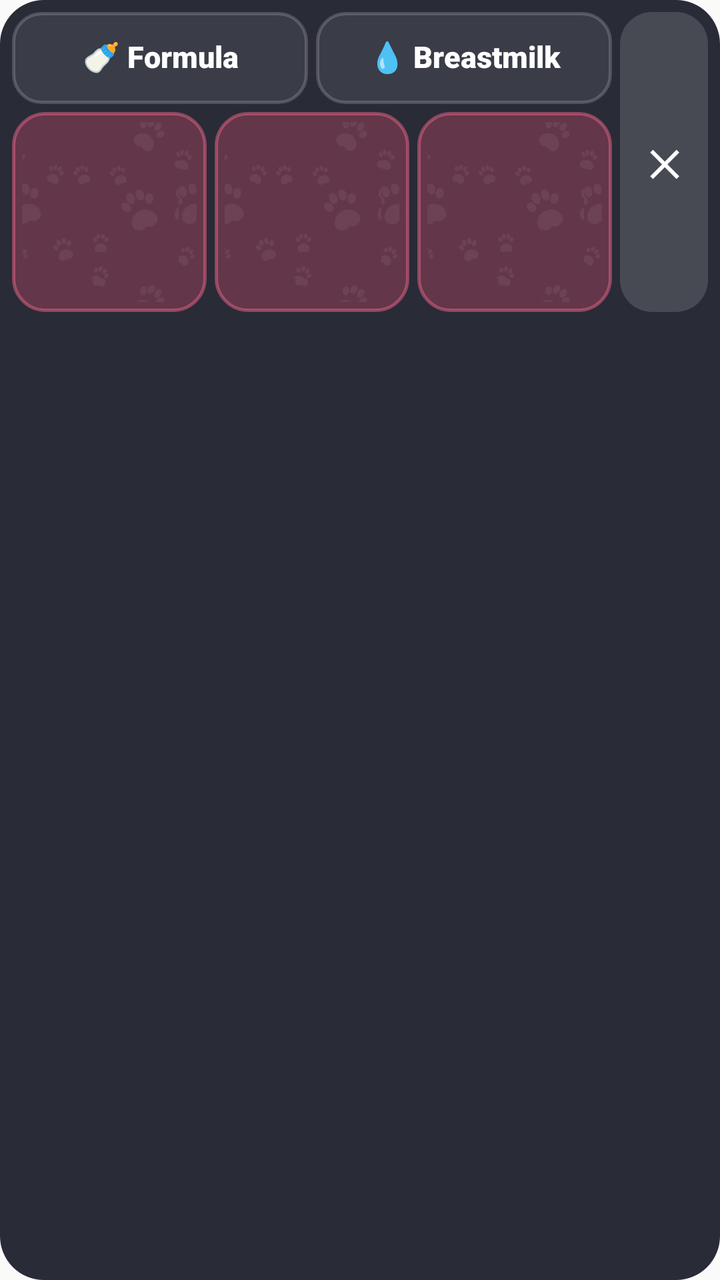
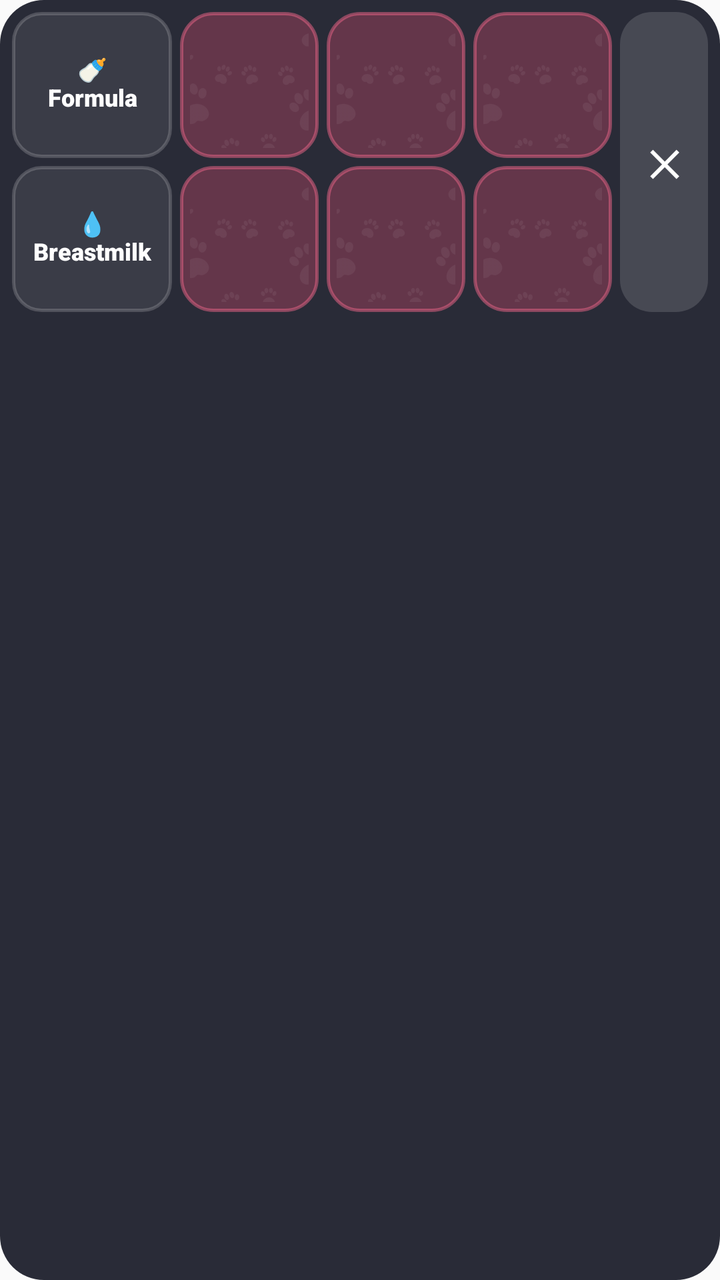

Before-and-after screenshots of an Android layout around one commit, followed by the original layout XML and the change that was made.
<!-- AndroidManifest.xml: application theme AppTheme -->
<!-- res/layout/live_pick_feed.xml -->
<?xml version="1.0" encoding="utf-8"?>
<LinearLayout xmlns:android="http://schemas.android.com/apk/res/android" android:layout_width="match_parent" android:layout_height="wrap_content" android:orientation="vertical" android:background="@drawable/live_card" android:padding="6dp"><LinearLayout android:layout_width="match_parent" android:layout_height="150dp" android:orientation="horizontal"><LinearLayout android:layout_width="0dp" android:layout_weight="1" android:layout_height="match_parent" android:orientation="vertical"><LinearLayout android:layout_width="match_parent" android:layout_height="46dp" android:orientation="horizontal"><TextView android:id="@+id/tab_fo" android:layout_width="0dp" android:layout_weight="1" android:layout_height="match_parent" android:gravity="center" android:background="@drawable/tab_off" android:text="🍼 Formula" android:textSize="15sp" android:textColor="#FFFFFFFF" android:fontFamily="sans-serif-black" android:includeFontPadding="false" android:maxLines="1"/><FrameLayout android:layout_width="4dp" android:layout_height="4dp"/><TextView android:id="@+id/tab_bm" android:layout_width="0dp" android:layout_weight="1" android:layout_height="match_parent" android:gravity="center" android:background="@drawable/tab_off" android:text="💧 Breastmilk" android:textSize="15sp" android:textColor="#FFFFFFFF" android:fontFamily="sans-serif-black" android:includeFontPadding="false" android:maxLines="1"/></LinearLayout><FrameLayout android:layout_width="4dp" android:layout_height="4dp"/><LinearLayout android:layout_width="match_parent" android:layout_height="0dp" android:layout_weight="1" android:orientation="horizontal"><TextView android:id="@+id/fa0" android:layout_width="0dp" android:layout_weight="1" android:layout_height="match_parent" android:gravity="center" android:background="@drawable/tile_feed" android:textSize="17sp" android:maxLines="2" android:textColor="#FFFFFFFF" android:fontFamily="sans-serif-black" android:includeFontPadding="false"/><FrameLayout android:layout_width="4dp" android:layout_height="4dp"/><TextView android:id="@+id/fa1" android:layout_width="0dp" android:layout_weight="1" android:layout_height="match_parent" android:gravity="center" android:background="@drawable/tile_feed" android:textSize="17sp" android:maxLines="2" android:textColor="#FFFFFFFF" android:fontFamily="sans-serif-black" android:includeFontPadding="false"/><FrameLayout android:layout_width="4dp" android:layout_height="4dp"/><TextView android:id="@+id/fa2" android:layout_width="0dp" android:layout_weight="1" android:layout_height="match_parent" android:gravity="center" android:background="@drawable/tile_feed" android:textSize="17sp" android:maxLines="2" android:textColor="#FFFFFFFF" android:fontFamily="sans-serif-black" android:includeFontPadding="false"/></LinearLayout></LinearLayout><TextView android:id="@+id/close" android:layout_width="44dp" android:layout_height="match_parent" android:layout_marginLeft="4dp" android:gravity="center" android:background="@drawable/close_bg" android:text="✕" android:textSize="18sp" android:textColor="#FFFFFFFF" android:fontFamily="sans-serif-black" android:includeFontPadding="false" android:maxLines="1"/></LinearLayout></LinearLayout>
<!-- resources referenced by this layout -->
<resources>
  <!-- drawable close_bg (drawable) -->
  <?xml version="1.0" encoding="utf-8"?>
  <shape xmlns:android="http://schemas.android.com/apk/res/android" android:shape="rectangle"><solid android:color="#24FFFFFF"/><corners android:radius="16dp"/></shape>
  <!-- drawable live_card (drawable) -->
  <?xml version="1.0" encoding="utf-8"?>
  <shape xmlns:android="http://schemas.android.com/apk/res/android" android:shape="rectangle"><solid android:color="#EB171A26"/><corners android:radius="22dp"/></shape>
  <!-- drawable tab_off (drawable) -->
  <?xml version="1.0" encoding="utf-8"?>
  <shape xmlns:android="http://schemas.android.com/apk/res/android" android:shape="rectangle"><solid android:color="#14FFFFFF"/><stroke android:width="1.5dp" android:color="#2EFFFFFF"/><corners android:radius="14dp"/></shape>
  <!-- drawable tile_feed (drawable) -->
  <?xml version="1.0" encoding="utf-8"?>
  <layer-list xmlns:android="http://schemas.android.com/apk/res/android"><item><shape android:shape="rectangle"><solid android:color="#64364A"/><stroke android:width="1.5dp" android:color="#73FF6B91"/><corners android:radius="16dp"/></shape></item><item android:top="5dp" android:bottom="5dp" android:left="5dp" android:right="5dp"><bitmap android:src="@drawable/paws" android:tileMode="repeat" android:alpha="0.06"/></item></layer-list>
  <style name="AppTheme" parent="Theme.AppCompat.Light.DarkActionBar">
          
          <item name="colorPrimary">@color/colorPrimary</item>
          <item name="colorPrimaryDark">@color/colorPrimaryDark</item>
          <item name="colorAccent">@color/colorAccent</item>
      </style>
  <!-- drawable paws: png bitmap (drawable-nodpi, 13781 bytes) -->
</resources>

<!-- the commit's change to res/layout/live_pick_feed.xml (unified diff, before → after) -->
@@ -1,2 +1,2 @@
 <?xml version="1.0" encoding="utf-8"?>
-<LinearLayout xmlns:android="http://schemas.android.com/apk/res/android" android:layout_width="match_parent" android:layout_height="wrap_content" android:orientation="vertical" android:background="@drawable/live_card" android:padding="6dp"><LinearLayout android:layout_width="match_parent" android:layout_height="150dp" android:orientation="horizontal"><LinearLayout android:layout_width="0dp" android:layout_weight="1" android:layout_height="match_parent" android:orientation="vertical"><LinearLayout android:layout_width="match_parent" android:layout_height="46dp" android:orientation="horizontal"><TextView android:id="@+id/tab_fo" android:layout_width="0dp" android:layout_weight="1" android:layout_height="match_parent" android:gravity="center" android:background="@drawable/tab_off" android:text="🍼 Formula" android:textSize="15sp" android:textColor="#FFFFFFFF" android:fontFamily="sans-serif-black" android:includeFontPadding="false" android:maxLines="1"/><FrameLayout android:layout_width="4dp" android:layout_height="4dp"/><TextView android:id="@+id/tab_bm" android:layout_width="0dp" android:layout_weight="1" android:layout_height="match_parent" android:gravity="center" android:background="@drawable/tab_off" android:text="💧 Breastmilk" android:textSize="15sp" android:textColor="#FFFFFFFF" android:fontFamily="sans-serif-black" android:includeFontPadding="false" android:maxLines="1"/></LinearLayout><FrameLayout android:layout_width="4dp" android:layout_height="4dp"/><LinearLayout android:layout_width="match_parent" android:layout_height="0dp" android:layout_weight="1" android:orientation="horizontal"><TextView android:id="@+id/fa0" android:layout_width="0dp" android:layout_weight="1" android:layout_height="match_parent" android:gravity="center" android:background="@drawable/tile_feed" android:textSize="17sp" android:maxLines="2" android:textColor="#FFFFFFFF" android:fontFamily="sans-serif-black" android:includeFontPadding="false"/><FrameLayout android:layout_width="4dp" android:layout_height="4dp"/><TextView android:id="@+id/fa1" android:layout_width="0dp" android:layout_weight="1" android:layout_height="match_parent" android:gravity="center" android:background="@drawable/tile_feed" android:textSize="17sp" android:maxLines="2" android:textColor="#FFFFFFFF" android:fontFamily="sans-serif-black" android:includeFontPadding="false"/><FrameLayout android:layout_width="4dp" android:layout_height="4dp"/><TextView android:id="@+id/fa2" android:layout_width="0dp" android:layout_weight="1" android:layout_height="match_parent" android:gravity="center" android:background="@drawable/tile_feed" android:textSize="17sp" android:maxLines="2" android:textColor="#FFFFFFFF" android:fontFamily="sans-serif-black" android:includeFontPadding="false"/></LinearLayout></LinearLayout><TextView android:id="@+id/close" android:layout_width="44dp" android:layout_height="match_parent" android:layout_marginLeft="4dp" android:gravity="center" android:background="@drawable/close_bg" android:text="✕" android:textSize="18sp" android:textColor="#FFFFFFFF" android:fontFamily="sans-serif-black" android:includeFontPadding="false" android:maxLines="1"/></LinearLayout></LinearLayout>
+<LinearLayout xmlns:android="http://schemas.android.com/apk/res/android" android:layout_width="match_parent" android:layout_height="wrap_content" android:orientation="vertical" android:background="@drawable/live_card" android:padding="6dp"><LinearLayout android:layout_width="match_parent" android:layout_height="150dp" android:orientation="horizontal"><LinearLayout android:layout_width="80dp" android:layout_height="match_parent" android:orientation="vertical"><TextView android:id="@+id/tab_fo" android:layout_width="match_parent" android:layout_height="0dp" android:layout_weight="1" android:gravity="center" android:background="@drawable/tab_off" android:text="🍼&#10;Formula" android:textSize="12sp" android:textColor="#FFFFFFFF" android:fontFamily="sans-serif-black" android:includeFontPadding="false" android:maxLines="2"/><FrameLayout android:layout_width="4dp" android:layout_height="4dp"/><TextView android:id="@+id/tab_bm" android:layout_width="match_parent" android:layout_height="0dp" android:layout_weight="1" android:gravity="center" android:background="@drawable/tab_off" android:text="💧&#10;Breastmilk" android:textSize="12sp" android:textColor="#FFFFFFFF" android:fontFamily="sans-serif-black" android:includeFontPadding="false" android:maxLines="2"/></LinearLayout><FrameLayout android:layout_width="4dp" android:layout_height="4dp"/><LinearLayout android:layout_width="0dp" android:layout_weight="1" android:layout_height="match_parent" android:orientation="vertical"><LinearLayout android:layout_width="match_parent" android:layout_height="0dp" android:layout_weight="1" android:orientation="horizontal"><TextView android:id="@+id/fa0" android:layout_width="0dp" android:layout_weight="1" android:layout_height="match_parent" android:gravity="center" android:background="@drawable/tile_feed" android:textSize="17sp" android:maxLines="2" android:textColor="#FFFFFFFF" android:fontFamily="sans-serif-black" android:includeFontPadding="false"/><FrameLayout android:layout_width="4dp" android:layout_height="4dp"/><TextView android:id="@+id/fa1" android:layout_width="0dp" android:layout_weight="1" android:layout_height="match_parent" android:gravity="center" android:background="@drawable/tile_feed" android:textSize="17sp" android:maxLines="2" android:textColor="#FFFFFFFF" android:fontFamily="sans-serif-black" android:includeFontPadding="false"/><FrameLayout android:layout_width="4dp" android:layout_height="4dp"/><TextView android:id="@+id/fa2" android:layout_width="0dp" android:layout_weight="1" android:layout_height="match_parent" android:gravity="center" android:background="@drawable/tile_feed" android:textSize="17sp" android:maxLines="2" android:textColor="#FFFFFFFF" android:fontFamily="sans-serif-black" android:includeFontPadding="false"/></LinearLayout><FrameLayout android:layout_width="4dp" android:layout_height="4dp"/><LinearLayout android:layout_width="match_parent" android:layout_height="0dp" android:layout_weight="1" android:orientation="horizontal"><TextView android:id="@+id/fa3" android:layout_width="0dp" android:layout_weight="1" android:layout_height="match_parent" android:gravity="center" android:background="@drawable/tile_feed" android:textSize="17sp" android:maxLines="2" android:textColor="#FFFFFFFF" android:fontFamily="sans-serif-black" android:includeFontPadding="false"/><FrameLayout android:layout_width="4dp" android:layout_height="4dp"/><TextView android:id="@+id/fa4" android:layout_width="0dp" android:layout_weight="1" android:layout_height="match_parent" android:gravity="center" android:background="@drawable/tile_feed" android:textSize="17sp" android:maxLines="2" android:textColor="#FFFFFFFF" android:fontFamily="sans-serif-black" android:includeFontPadding="false"/><FrameLayout android:layout_width="4dp" android:layout_height="4dp"/><TextView android:id="@+id/fa5" android:layout_width="0dp" android:layout_weight="1" android:layout_height="match_parent" android:gravity="center" android:background="@drawable/tile_feed" android:textSize="17sp" android:maxLines="2" android:textColor="#FFFFFFFF" android:fontFamily="sans-serif-black" android:includeFontPadding="false"/></LinearLayout></LinearLayout><TextView android:id="@+id/close" android:layout_width="44dp" android:layout_height="match_parent" android:layout_marginLeft="4dp" android:gravity="center" android:background="@drawable/close_bg" android:text="✕" android:textSize="18sp" android:textColor="#FFFFFFFF" android:fontFamily="sans-serif-black" android:includeFontPadding="false" android:maxLines="1"/></LinearLayout></LinearLayout>
